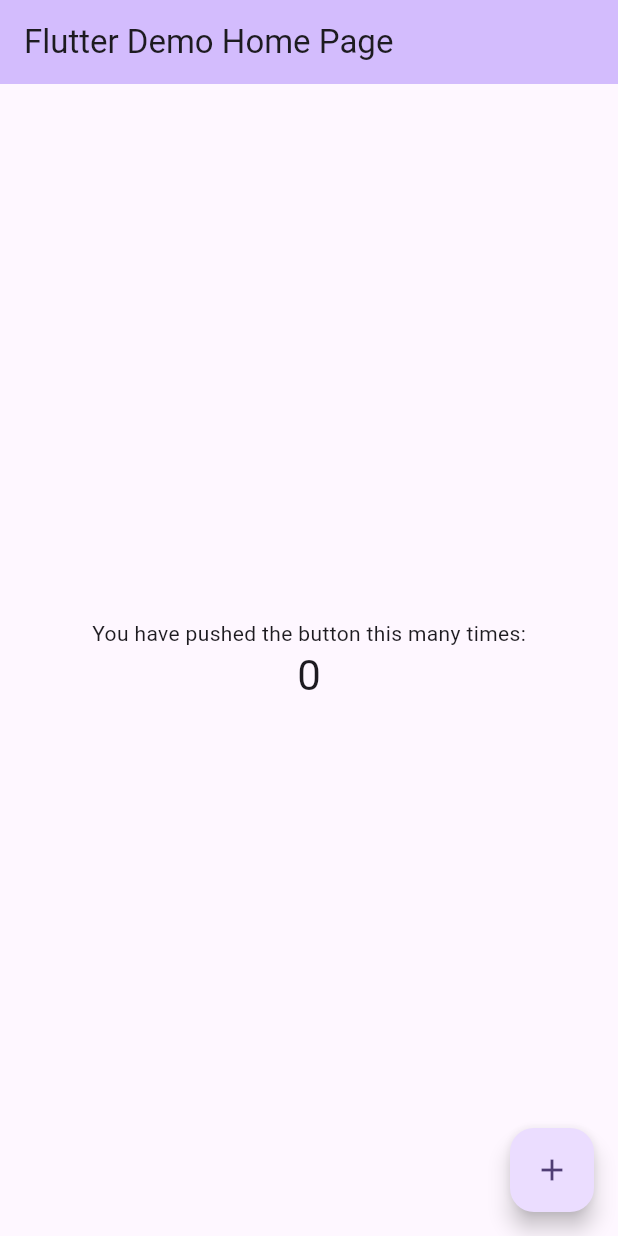
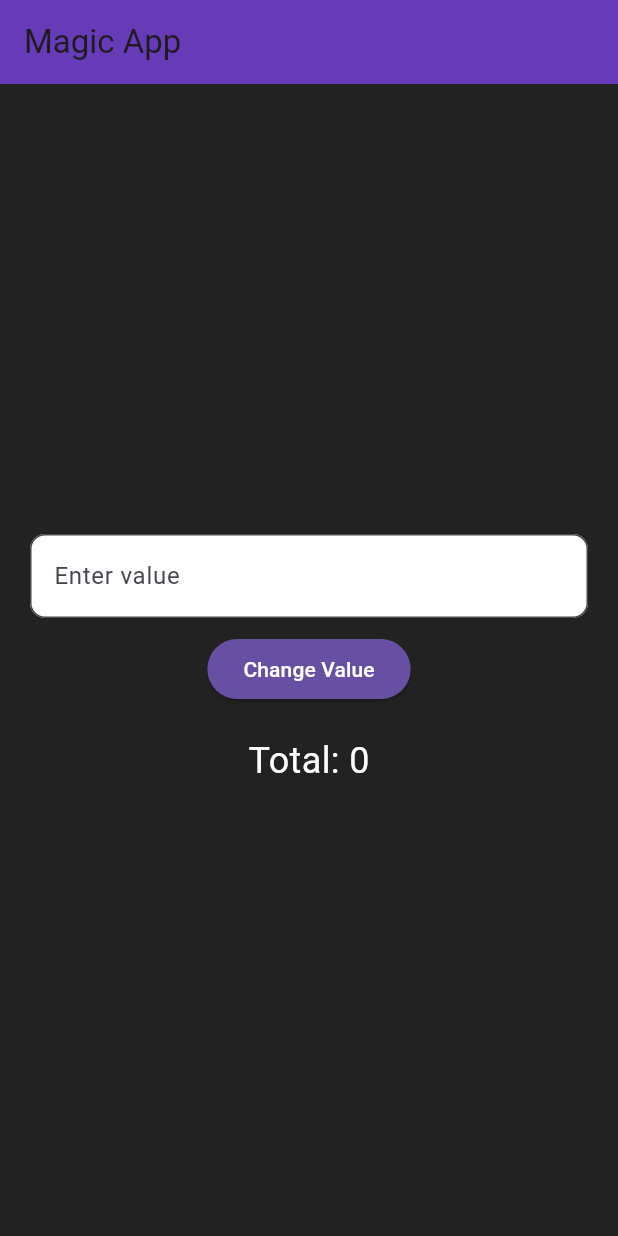
Before and after one commit to yarynakos/mobile, a Flutter app: the screen it shows after launch, on a phone screen of 412 x 824 dp. Run offline on Flutter 3.47's test engine with Material 3 defaults, Android fonts, the phone set to English and light mode, and no system bars.

Commit message:
First lab

```diff
--- a/lib/main.dart
+++ b/lib/main.dart
@@ -1,4 +1,5 @@
 import 'package:flutter/material.dart';
+import 'dart:async';
 
 void main() {
   runApp(const MyApp());
@@ -7,116 +8,141 @@ void main() {
 class MyApp extends StatelessWidget {
   const MyApp({super.key});
 
-  // This widget is the root of your application.
   @override
   Widget build(BuildContext context) {
     return MaterialApp(
-      title: 'Flutter Demo',
+      debugShowCheckedModeBanner: false,
       theme: ThemeData(
-        // This is the theme of your application.
-        //
-        // TRY THIS: Try running your application with "flutter run". You'll see
-        // the application has a purple toolbar. Then, without quitting the app,
-        // try changing the seedColor in the colorScheme below to Colors.green
-        // and then invoke "hot reload" (save your changes or press the "hot
-        // reload" button in a Flutter-supported IDE, or press "r" if you used
-        // the command line to start the app).
-        //
-        // Notice that the counter didn't reset back to zero; the application
-        // state is not lost during the reload. To reset the state, use hot
-        // restart instead.
-        //
-        // This works for code too, not just values: Most code changes can be
-        // tested with just a hot reload.
-        colorScheme: ColorScheme.fromSeed(seedColor: Colors.deepPurple),
+        useMaterial3: true,
       ),
-      home: const MyHomePage(title: 'Flutter Demo Home Page'),
+      home: const MyHomePage(),
     );
   }
 }
 
 class MyHomePage extends StatefulWidget {
-  const MyHomePage({super.key, required this.title});
-
-  // This widget is the home page of your application. It is stateful, meaning
-  // that it has a State object (defined below) that contains fields that affect
-  // how it looks.
-
-  // This class is the configuration for the state. It holds the values (in this
-  // case the title) provided by the parent (in this case the App widget) and
-  // used by the build method of the State. Fields in a Widget subclass are
-  // always marked "final".
-
-  final String title;
+  const MyHomePage({super.key});
 
   @override
   State<MyHomePage> createState() => _MyHomePageState();
 }
 
 class _MyHomePageState extends State<MyHomePage> {
+  final TextEditingController textController = TextEditingController();
   int _counter = 0;
+  bool isError = false;
+  bool isLightMode = false;
+  bool isFlashGreen = false;
 
-  void _incrementCounter() {
+  void _changeValue() {
     setState(() {
-      // This call to setState tells the Flutter framework that something has
-      // changed in this State, which causes it to rerun the build method below
-      // so that the display can reflect the updated values. If we changed
-      // _counter without calling setState(), then the build method would not be
-      // called again, and so nothing would appear to happen.
-      _counter++;
+      isError = false;
+      final enteredValue = textController.text.trim();
+
+      if (enteredValue.isNotEmpty) {
+        final parsedValue = int.tryParse(enteredValue);
+
+        if (parsedValue != null) {
+          _counter += parsedValue;
+        } else if (enteredValue == 'Avada Kedavra') {
+          _counter = 0;
+          _flashGreenScreen();
+        } else if (enteredValue == 'Lumos') {
+          isLightMode = true;
+        } else if (enteredValue == 'Nox') {
+          isLightMode = false;
+        } else {
+          isError = true;
+        }
+      }
+
+      textController.clear();
+    });
+  }
+
+  void _flashGreenScreen() {
+    setState(() {
+      isFlashGreen = true;
+    });
+
+    Future.delayed(const Duration(milliseconds: 500), () {
+      setState(() {
+        isFlashGreen = false;
+      });
     });
   }
 
   @override
   Widget build(BuildContext context) {
-    // This method is rerun every time setState is called, for instance as done
-    // by the _incrementCounter method above.
-    //
-    // The Flutter framework has been optimized to make rerunning build methods
-    // fast, so that you can just rebuild anything that needs updating rather
-    // than having to individually change instances of widgets.
     return Scaffold(
+      backgroundColor: isFlashGreen
+          ? Colors.greenAccent
+          : isLightMode
+              ? Colors.white
+              : Colors.black87,
       appBar: AppBar(
-        // TRY THIS: Try changing the color here to a specific color (to
-        // Colors.amber, perhaps?) and trigger a hot reload to see the AppBar
-        // change color while the other colors stay the same.
-        backgroundColor: Theme.of(context).colorScheme.inversePrimary,
-        // Here we take the value from the MyHomePage object that was created by
-        // the App.build method, and use it to set our appbar title.
-        title: Text(widget.title),
+        backgroundColor: isFlashGreen
+            ? Colors.green
+            : isLightMode
+                ? Colors.yellow[700]
+                : Colors.deepPurple,
+        title: const Text('Magic App'),
       ),
-      body: Center(
-        // Center is a layout widget. It takes a single child and positions it
-        // in the middle of the parent.
+      body: Padding(
+        padding: const EdgeInsets.all(20),
         child: Column(
-          // Column is also a layout widget. It takes a list of children and
-          // arranges them vertically. By default, it sizes itself to fit its
-          // children horizontally, and tries to be as tall as its parent.
-          //
-          // Column has various properties to control how it sizes itself and
-          // how it positions its children. Here we use mainAxisAlignment to
-          // center the children vertically; the main axis here is the vertical
-          // axis because Columns are vertical (the cross axis would be
-          // horizontal).
-          //
-          // TRY THIS: Invoke "debug painting" (choose the "Toggle Debug Paint"
-          // action in the IDE, or press "p" in the console), to see the
-          // wireframe for each widget.
           mainAxisAlignment: MainAxisAlignment.center,
-          children: <Widget>[
-            const Text('You have pushed the button this many times:'),
+          children: [
+            TextField(
+              controller: textController,
+              decoration: InputDecoration(
+                hintText: 'Enter value',
+                fillColor: isError ? Colors.red[100] : Colors.white,
+                filled: true,
+                border: OutlineInputBorder(
+                  borderRadius: BorderRadius.circular(10),
+                ),
+              ),
+            ),
+            const SizedBox(height: 10),
+            ElevatedButton(
+              onPressed: _changeValue,
+              style: ElevatedButton.styleFrom(
+                backgroundColor: isLightMode
+                    ? Colors.yellow[700]
+                    : Theme.of(context).colorScheme.primary,
+              ),
+              child: const Text(
+                'Change Value',
+                style: TextStyle(color: Colors.white),
+              ),
+            ),
+            const SizedBox(height: 20),
             Text(
-              '$_counter',
-              style: Theme.of(context).textTheme.headlineMedium,
+              'Total: $_counter',
+              style: TextStyle(
+                fontSize: 24,
+                color: isLightMode ? Colors.black : Colors.white,
+              ),
             ),
+            if (isError)
+              Container(
+                padding: const EdgeInsets.all(10),
+                decoration: BoxDecoration(
+                  color: Colors.redAccent,
+                  borderRadius: BorderRadius.circular(10),
+                ),
+                child: const Text(
+                  "Can't convert string to number :)",
+                  style: TextStyle(
+                    color: Colors.white,
+                    fontWeight: FontWeight.bold,
+                  ),
+                ),
+              ),
           ],
         ),
       ),
-      floatingActionButton: FloatingActionButton(
-        onPressed: _incrementCounter,
-        tooltip: 'Increment',
-        child: const Icon(Icons.add),
-      ), // This trailing comma makes auto-formatting nicer for build methods.
     );
   }
 }
```
